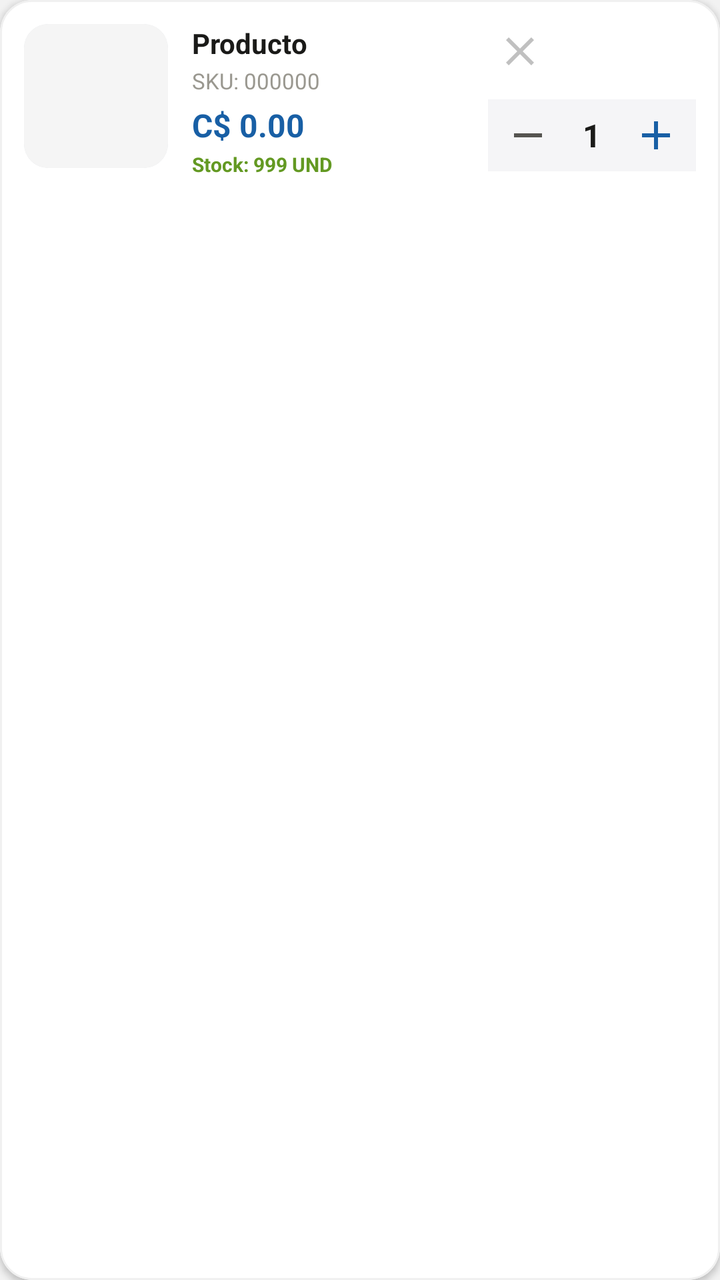
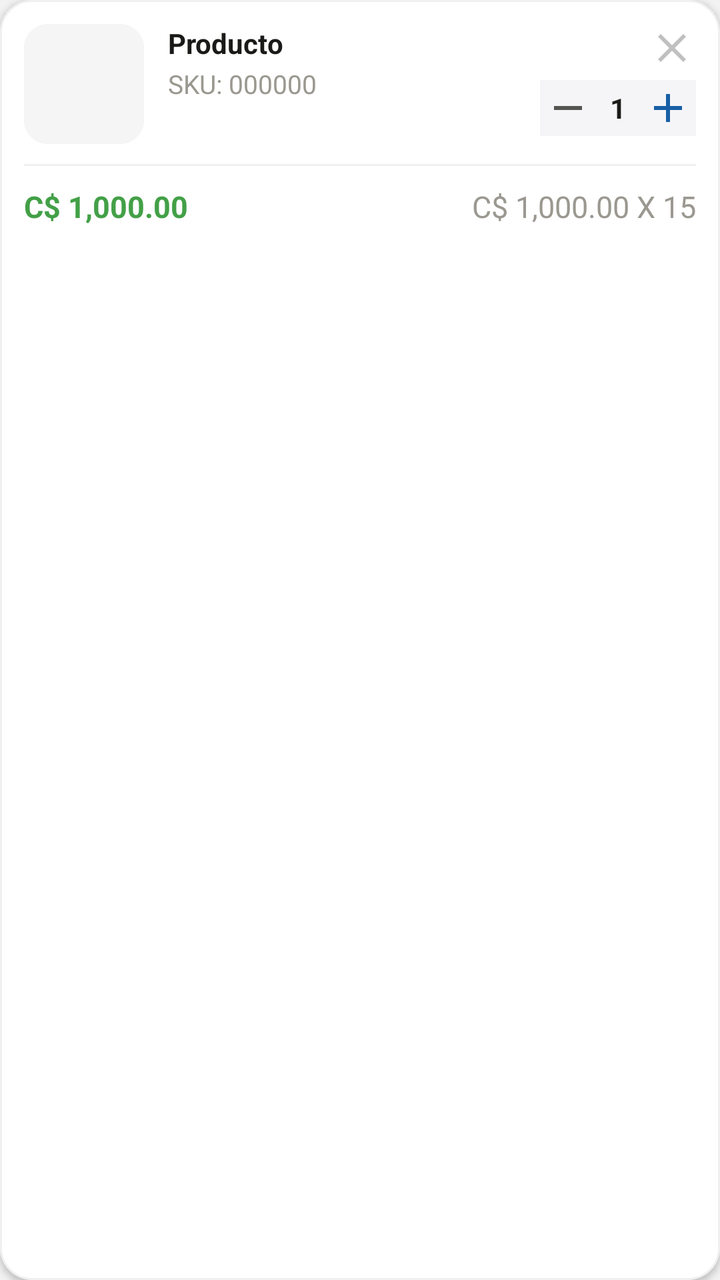

Before-and-after screenshots of an Android layout around one commit, followed by the original layout XML and the change that was made.
<!-- AndroidManifest.xml: application theme Theme.GMV -->
<!-- res/layout/item_cart.xml -->
<?xml version="1.0" encoding="utf-8"?>
<com.google.android.material.card.MaterialCardView
    xmlns:android="http://schemas.android.com/apk/res/android"
    xmlns:app="http://schemas.android.com/apk/res-auto"
    android:layout_width="match_parent"
    android:layout_height="wrap_content"
    android:layout_marginHorizontal="16dp"
    android:layout_marginTop="8dp"
    app:cardBackgroundColor="@android:color/white"
    app:cardCornerRadius="16dp"
    app:cardElevation="2dp"
    app:strokeColor="#F0F0F0"
    app:strokeWidth="1dp">

    <LinearLayout
        android:layout_width="match_parent"
        android:layout_height="wrap_content"
        android:orientation="horizontal"
        android:padding="12dp">

        <com.google.android.material.card.MaterialCardView
            android:layout_width="72dp"
            android:layout_height="72dp"
            app:cardCornerRadius="12dp"
            app:cardElevation="0dp"
            app:strokeWidth="0dp">

            <ImageView
                android:id="@+id/iv_product_image"
                android:layout_width="match_parent"
                android:layout_height="match_parent"
                android:background="#F5F5F5"
                android:importantForAccessibility="no"
                android:scaleType="centerCrop"
                android:src="@drawable/ic_placeholder_product" />

        </com.google.android.material.card.MaterialCardView>

        <LinearLayout
            android:layout_width="0dp"
            android:layout_height="wrap_content"
            android:layout_weight="1"
            android:layout_marginStart="12dp"
            android:orientation="vertical">

            <TextView
                android:id="@+id/tv_product_name"
                android:layout_width="match_parent"
                android:layout_height="wrap_content"
                android:maxLines="2"
                android:ellipsize="end"
                android:text="Producto"
                android:textColor="#1A1A18"
                android:textSize="14sp"
                android:textStyle="bold" />

            <TextView
                android:id="@+id/tv_product_sku"
                android:layout_width="wrap_content"
                android:layout_height="wrap_content"
                android:layout_marginTop="2dp"
                android:text="SKU: 000000"
                android:textColor="#9A9890"
                android:textSize="11sp" />

            <TextView
                android:id="@+id/tv_product_price"
                android:layout_width="wrap_content"
                android:layout_height="wrap_content"
                android:layout_marginTop="4dp"
                android:text="C$ 0.00"
                android:textColor="#185FA5"
                android:textSize="16sp"
                android:textStyle="bold" />

            <TextView
                android:id="@+id/tv_stock_info"
                android:layout_width="wrap_content"
                android:layout_height="wrap_content"
                android:layout_marginTop="2dp"
                android:text="Stock: 999 UND"
                android:textColor="#639922"
                android:textSize="10sp"
                android:textStyle="bold" />

        </LinearLayout>

        <LinearLayout
            android:layout_width="wrap_content"
            android:layout_height="match_parent"
            android:gravity="center_vertical"
            android:orientation="vertical">

            <ImageButton
                android:id="@+id/btn_delete"
                android:layout_width="32dp"
                android:layout_height="32dp"
                android:background="?attr/selectableItemBackgroundBorderless"
                android:importantForAccessibility="no"
                android:padding="6dp"
                android:src="@drawable/ic_close"
                android:tint="#C0C0C0"
                android:layout_marginBottom="8dp" />

            <LinearLayout
                android:layout_width="wrap_content"
                android:layout_height="wrap_content"
                android:gravity="center"
                android:orientation="horizontal"
                android:background="#F5F5F7"
                android:paddingHorizontal="4dp"
                android:paddingVertical="2dp">

                <ImageButton
                    android:id="@+id/btn_decrease"
                    android:layout_width="32dp"
                    android:layout_height="32dp"
                    android:background="?attr/selectableItemBackgroundBorderless"
                    android:importantForAccessibility="no"
                    android:padding="8dp"
                    android:src="@drawable/ic_remove"
                    android:tint="#555450" />

                <TextView
                    android:id="@+id/tv_quantity"
                    android:layout_width="32dp"
                    android:layout_height="wrap_content"
                    android:gravity="center"
                    android:text="1"
                    android:textColor="#1A1A18"
                    android:textSize="16sp"
                    android:textStyle="bold" />

                <ImageButton
                    android:id="@+id/btn_increase"
                    android:layout_width="32dp"
                    android:layout_height="32dp"
                    android:background="?attr/selectableItemBackgroundBorderless"
                    android:importantForAccessibility="no"
                    android:padding="8dp"
                    android:src="@drawable/ic_add"
                    android:tint="#185FA5" />

            </LinearLayout>

            <TextView
                android:id="@+id/tv_subtotal"
                android:layout_width="wrap_content"
                android:layout_height="wrap_content"
                android:layout_marginTop="6dp"
                android:gravity="center"
                android:text="C$ 0.00"
                android:textColor="#1A1A18"
                android:textSize="13sp"
                android:textStyle="bold" />

        </LinearLayout>

    </LinearLayout>

</com.google.android.material.card.MaterialCardView>
<!-- resources referenced by this layout -->
<resources>
  <!-- drawable ic_placeholder_product (drawable) -->
  <?xml version="1.0" encoding="utf-8"?>
  <selector xmlns:android="http://schemas.android.com/apk/res/android">
  
  </selector>
  <style name="Theme.GMV" parent="Base.Theme.GMV" />
  <color name="primary">#337AB7</color>
  <color name="on_primary">#FFFFFF</color>
  <color name="primary_container">#D6E4F0</color>
  <color name="on_primary_container">#1A3A5C</color>
  <color name="secondary">#3A539B</color>
  <color name="on_secondary">#FFFFFF</color>
  <color name="secondary_container">#D6DCE8</color>
  <color name="on_secondary_container">#1C2A5C</color>
  <color name="tertiary">#7E57C2</color>
  <color name="on_tertiary">#FFFFFF</color>
  <color name="tertiary_container">#EDE7F6</color>
  <color name="on_tertiary_container">#311B92</color>
  <color name="error">#EF5350</color>
  <color name="on_error">#FFFFFF</color>
  <color name="error_container">#FFEBEE</color>
  <color name="on_error_container">#B71C1C</color>
  <color name="background">#F2F2F2</color>
  <color name="on_background">#000000</color>
  <color name="surface">#E7E7E7</color>
  <color name="on_surface">#000000</color>
  <color name="surface_variant">#D4D4D4</color>
  <color name="on_surface_variant">#535353</color>
  <color name="outline">#B0BEC5</color>
  <color name="outline_variant">#CFD8DC</color>
  <style name="TextAppearance.M3.DisplayMedium">
          <item name="android:textSize">45sp</item>
          <item name="android:letterSpacing">0</item>
          <item name="android:lineHeight">52sp</item>
          <item name="android:fontFamily">sans-serif</item>
      </style>
  <style name="TextAppearance.M3.DisplaySmall">
          <item name="android:textSize">36sp</item>
          <item name="android:letterSpacing">0</item>
          <item name="android:lineHeight">44sp</item>
          <item name="android:fontFamily">sans-serif</item>
      </style>
  <style name="TextAppearance.M3.HeadlineLarge">
          <item name="android:textSize">32sp</item>
          <item name="android:letterSpacing">0</item>
          <item name="android:lineHeight">40sp</item>
          <item name="android:fontFamily">sans-serif</item>
      </style>
  <style name="TextAppearance.M3.HeadlineMedium">
          <item name="android:textSize">28sp</item>
          <item name="android:letterSpacing">0</item>
          <item name="android:lineHeight">36sp</item>
          <item name="android:fontFamily">sans-serif</item>
      </style>
  <style name="TextAppearance.M3.HeadlineSmall">
          <item name="android:textSize">24sp</item>
          <item name="android:letterSpacing">0</item>
          <item name="android:lineHeight">32sp</item>
          <item name="android:fontFamily">sans-serif</item>
      </style>
  <style name="TextAppearance.M3.TitleLarge">
          <item name="android:textSize">22sp</item>
          <item name="android:letterSpacing">0</item>
          <item name="android:lineHeight">28sp</item>
          <item name="android:fontFamily">sans-serif</item>
      </style>
  <style name="TextAppearance.M3.BodyLarge">
          <item name="android:textSize">16sp</item>
          <item name="android:letterSpacing">0.5</item>
          <item name="android:lineHeight">24sp</item>
          <item name="android:fontFamily">sans-serif</item>
      </style>
  <style name="TextAppearance.M3.BodyMedium">
          <item name="android:textSize">14sp</item>
          <item name="android:letterSpacing">0.25</item>
          <item name="android:lineHeight">20sp</item>
          <item name="android:fontFamily">sans-serif</item>
      </style>
  <style name="TextAppearance.M3.BodySmall">
          <item name="android:textSize">12sp</item>
          <item name="android:letterSpacing">0.4</item>
          <item name="android:lineHeight">16sp</item>
          <item name="android:fontFamily">sans-serif</item>
      </style>
  <color name="colorUmkPrimaryDark">#003044</color>
  <!-- unchanged entries left out for length: 10 -->
</resources>

<!-- the commit's change to res/layout/item_cart.xml (unified diff, before → after) -->
@@ -15,144 +15,179 @@
     <LinearLayout
         android:layout_width="match_parent"
         android:layout_height="wrap_content"
-        android:orientation="horizontal"
-        android:padding="12dp">
-
-        <com.google.android.material.card.MaterialCardView
-            android:layout_width="72dp"
-            android:layout_height="72dp"
-            app:cardCornerRadius="12dp"
-            app:cardElevation="0dp"
-            app:strokeWidth="0dp">
-
-            <ImageView
-                android:id="@+id/iv_product_image"
-                android:layout_width="match_parent"
-                android:layout_height="match_parent"
-                android:background="#F5F5F5"
-                android:importantForAccessibility="no"
-                android:scaleType="centerCrop"
-                android:src="@drawable/ic_placeholder_product" />
-
-        </com.google.android.material.card.MaterialCardView>
+        android:orientation="vertical">
 
         <LinearLayout
-            android:layout_width="0dp"
+            android:layout_width="match_parent"
             android:layout_height="wrap_content"
-            android:layout_weight="1"
-            android:layout_marginStart="12dp"
-            android:orientation="vertical">
+            android:orientation="horizontal"
+            android:paddingHorizontal="12dp"
+            android:paddingTop="12dp">
 
-            <TextView
-                android:id="@+id/tv_product_name"
-                android:layout_width="match_parent"
+            <com.google.android.material.card.MaterialCardView
+                android:layout_width="60dp"
+                android:layout_height="60dp"
+                app:cardCornerRadius="12dp"
+                app:cardElevation="0dp"
+                app:strokeWidth="0dp">
+
+                <ImageView
+                    android:id="@+id/iv_product_image"
+                    android:layout_width="match_parent"
+                    android:layout_height="match_parent"
+                    android:background="#F5F5F5"
+                    android:importantForAccessibility="no"
+                    android:scaleType="centerCrop"
+                    android:src="@drawable/ic_placeholder_product" />
+
+            </com.google.android.material.card.MaterialCardView>
+
+            <LinearLayout
+                android:layout_width="0dp"
                 android:layout_height="wrap_content"
-                android:maxLines="2"
-                android:ellipsize="end"
-                android:text="Producto"
-                android:textColor="#1A1A18"
-                android:textSize="14sp"
-                android:textStyle="bold" />
+                android:layout_weight="1"
+                android:layout_marginStart="12dp"
+                android:orientation="vertical">
 
-            <TextView
-                android:id="@+id/tv_product_sku"
+                <TextView
+                    android:id="@+id/tv_product_name"
+                    android:layout_width="match_parent"
+                    android:layout_height="wrap_content"
+                    android:maxLines="10"
+                    android:ellipsize="end"
+                    android:text="Producto"
+                    android:textColor="#1A1A18"
+                    android:textSize="14sp"
+                    android:textStyle="bold" />
+
+                <LinearLayout
+                    android:layout_width="wrap_content"
+                    android:layout_height="wrap_content"
+                    android:layout_marginTop="2dp"
+                    android:orientation="horizontal">
+
+                    <TextView
+                        android:id="@+id/tv_product_sku"
+                        android:layout_width="wrap_content"
+                        android:layout_height="match_parent"
+                        android:text="SKU: 000000"
+                        android:textColor="#9A9890"
+                        android:textSize="13sp" />
+
+                    <TextView
+                        android:id="@+id/tv_cart_bonificado"
+                        android:layout_width="wrap_content"
+                        android:layout_height="wrap_content"
+                        android:layout_marginStart="6dp"
+                        android:text="| 2+1"
+                        android:textColor="#639922"
+                        android:textSize="13sp"
+                        android:textStyle="bold"
+                        android:visibility="gone" />
+
+                </LinearLayout>
+
+            </LinearLayout>
+
+            <LinearLayout
                 android:layout_width="wrap_content"
-                android:layout_height="wrap_content"
-                android:layout_marginTop="2dp"
-                android:text="SKU: 000000"
-                android:textColor="#9A9890"
-                android:textSize="11sp" />
+                android:layout_height="match_parent"
+                android:gravity="end"
+                android:orientation="vertical"
+                android:layout_marginStart="4dp">
 
-            <TextView
-                android:id="@+id/tv_product_price"
-                android:layout_width="wrap_content"
-                android:layout_height="wrap_content"
-                android:layout_marginTop="4dp"
-                android:text="C$ 0.00"
-                android:textColor="#185FA5"
-                android:textSize="16sp"
-                android:textStyle="bold" />
+                <ImageButton
+                    android:id="@+id/btn_delete"
+                    android:layout_width="24dp"
+                    android:layout_height="24dp"
+                    android:background="?attr/selectableItemBackgroundBorderless"
+                    android:importantForAccessibility="no"
+                    android:padding="3dp"
+                    android:src="@drawable/ic_close"
+                    android:tint="#C0C0C0"
+                    android:layout_marginBottom="4dp" />
 
-            <TextView
-                android:id="@+id/tv_stock_info"
-                android:layout_width="wrap_content"
-                android:layout_height="wrap_content"
-                android:layout_marginTop="2dp"
-                android:text="Stock: 999 UND"
-                android:textColor="#639922"
-                android:textSize="10sp"
-                android:textStyle="bold" />
+                <LinearLayout
+                    android:layout_width="wrap_content"
+                    android:layout_height="wrap_content"
+                    android:gravity="center"
+                    android:orientation="horizontal"
+                    android:background="#F5F5F7"
+                    android:paddingHorizontal="1dp"
+                    android:paddingVertical="1dp">
+
+                    <ImageButton
+                        android:id="@+id/btn_decrease"
+                        android:layout_width="26dp"
+                        android:layout_height="26dp"
+                        android:background="?attr/selectableItemBackgroundBorderless"
+                        android:importantForAccessibility="no"
+                        android:padding="5dp"
+                        android:src="@drawable/ic_remove"
+                        android:tint="#555450" />
+
+                    <TextView
+                        android:id="@+id/tv_quantity"
+                        android:layout_width="24dp"
+                        android:layout_height="wrap_content"
+                        android:gravity="center"
+                        android:text="1"
+                        android:textColor="#1A1A18"
+                        android:textSize="14sp"
+                        android:textStyle="bold" />
+
+                    <ImageButton
+                        android:id="@+id/btn_increase"
+                        android:layout_width="26dp"
+                        android:layout_height="26dp"
+                        android:background="?attr/selectableItemBackgroundBorderless"
+                        android:importantForAccessibility="no"
+                        android:padding="5dp"
+                        android:src="@drawable/ic_add"
+                        android:tint="#185FA5" />
+
+                </LinearLayout>
+
+            </LinearLayout>
 
         </LinearLayout>
 
+        <View
+            android:layout_width="match_parent"
+            android:layout_height="1dp"
+            android:layout_marginVertical="10dp"
+            android:layout_marginHorizontal="12dp"
+            android:background="#F0F0F0" />
+
         <LinearLayout
-            android:layout_width="wrap_content"
-            android:layout_height="match_parent"
+            android:layout_width="match_parent"
+            android:layout_height="wrap_content"
             android:gravity="center_vertical"
-            android:orientation="vertical">
-
-            <ImageButton
-                android:id="@+id/btn_delete"
-                android:layout_width="32dp"
-                android:layout_height="32dp"
-                android:background="?attr/selectableItemBackgroundBorderless"
-                android:importantForAccessibility="no"
-                android:padding="6dp"
-                android:src="@drawable/ic_close"
-                android:tint="#C0C0C0"
-                android:layout_marginBottom="8dp" />
-
-            <LinearLayout
-                android:layout_width="wrap_content"
-                android:layout_height="wrap_content"
-                android:gravity="center"
-                android:orientation="horizontal"
-                android:background="#F5F5F7"
-                android:paddingHorizontal="4dp"
-                android:paddingVertical="2dp">
-
-                <ImageButton
-                    android:id="@+id/btn_decrease"
-                    android:layout_width="32dp"
-                    android:layout_height="32dp"
-                    android:background="?attr/selectableItemBackgroundBorderless"
-                    android:importantForAccessibility="no"
-                    android:padding="8dp"
-                    android:src="@drawable/ic_remove"
-                    android:tint="#555450" />
-
-                <TextView
-                    android:id="@+id/tv_quantity"
-                    android:layout_width="32dp"
-                    android:layout_height="wrap_content"
-                    android:gravity="center"
-                    android:text="1"
-                    android:textColor="#1A1A18"
-                    android:textSize="16sp"
-                    android:textStyle="bold" />
-
-                <ImageButton
-                    android:id="@+id/btn_increase"
-                    android:layout_width="32dp"
-                    android:layout_height="32dp"
-                    android:background="?attr/selectableItemBackgroundBorderless"
-                    android:importantForAccessibility="no"
-                    android:padding="8dp"
-                    android:src="@drawable/ic_add"
-                    android:tint="#185FA5" />
-
-            </LinearLayout>
+            android:orientation="horizontal"
+            android:paddingHorizontal="12dp"
+            android:paddingBottom="12dp">
 
             <TextView
                 android:id="@+id/tv_subtotal"
                 android:layout_width="wrap_content"
                 android:layout_height="wrap_content"
-                android:layout_marginTop="6dp"
-                android:gravity="center"
-                android:text="C$ 0.00"
-                android:textColor="#1A1A18"
-                android:textSize="13sp"
-                android:textStyle="bold" />
+                android:text="C$ 1,000.00"
+                android:textSize="15sp"
+                android:textStyle="bold"
+                android:textColor="@color/available" />
+
+            <Space
+                android:layout_width="0dp"
+                android:layout_height="1dp"
+                android:layout_weight="1" />
+
+            <TextView
+                android:id="@+id/tv_qty_info"
+                android:layout_width="wrap_content"
+                android:layout_height="wrap_content"
+                android:text="C$ 1,000.00 X 15"
+                android:textColor="#9A9890"
+                android:textSize="15sp" />
 
         </LinearLayout>
 
<!-- resource entries referenced after the edit -->
@@ -1,5 +1,6 @@
 <!-- resources referenced by this layout -->
 <resources>
+  <color name="available">#43A047</color>
   <!-- drawable ic_placeholder_product (drawable) -->
   <?xml version="1.0" encoding="utf-8"?>
   <selector xmlns:android="http://schemas.android.com/apk/res/android">
